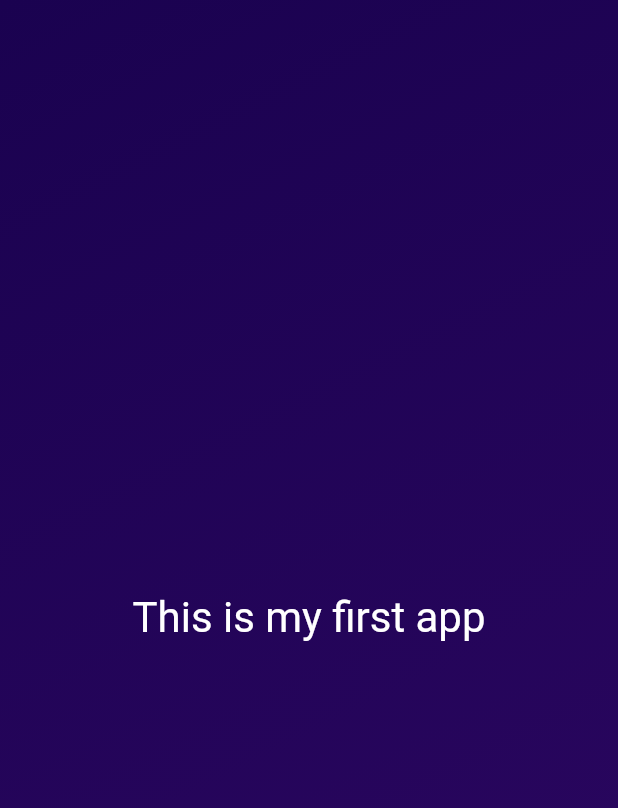
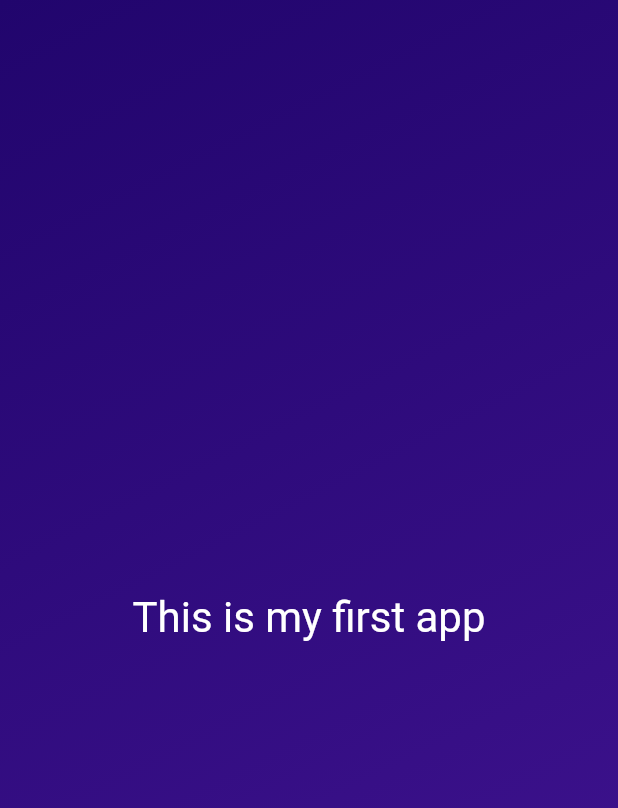
Before and after one commit to Masoud-z/Dice-Roller, a Flutter app: the screen it shows after launch, on a phone screen of 412 x 824 dp. Shown: the top 808 px of the screen. Run offline on Flutter 3.47's test engine with Material 2 defaults, Android fonts, the phone set to English and light mode, and no system bars.

Commit message:
Add parameters to GradientContainer to get colors list

```diff
--- a/lib/grandiant_container.dart
+++ b/lib/grandiant_container.dart
@@ -6,16 +6,16 @@
 const endAlignment = Alignment.bottomRight;
 
 class GradiantContainer extends StatelessWidget {
-  const GradiantContainer({super.key});
+  const GradiantContainer({super.key, required this.colors});
+
+  final List<Color> colors;
+
   @override
   Widget build(context) {
     return Container(
-      decoration: const BoxDecoration(
+      decoration: BoxDecoration(
         gradient: LinearGradient(
-          colors: [
-            Color.fromARGB(255, 26, 2, 80),
-            Color.fromARGB(255, 45, 7, 98),
-          ],
+          colors: colors,
           begin: startAlignment,
           end: endAlignment,
         ),
--- a/lib/main.dart
+++ b/lib/main.dart
@@ -7,7 +7,12 @@
     const MaterialApp(
       home: Scaffold(
         backgroundColor: Colors.deepPurple,
-        body: GradiantContainer(),
+        body: GradiantContainer(
+          colors: [
+            Color.fromARGB(255, 33, 5, 109),
+            Color.fromARGB(255, 68, 21, 149),
+          ],
+        ),
       ),
     ),
   );
```
